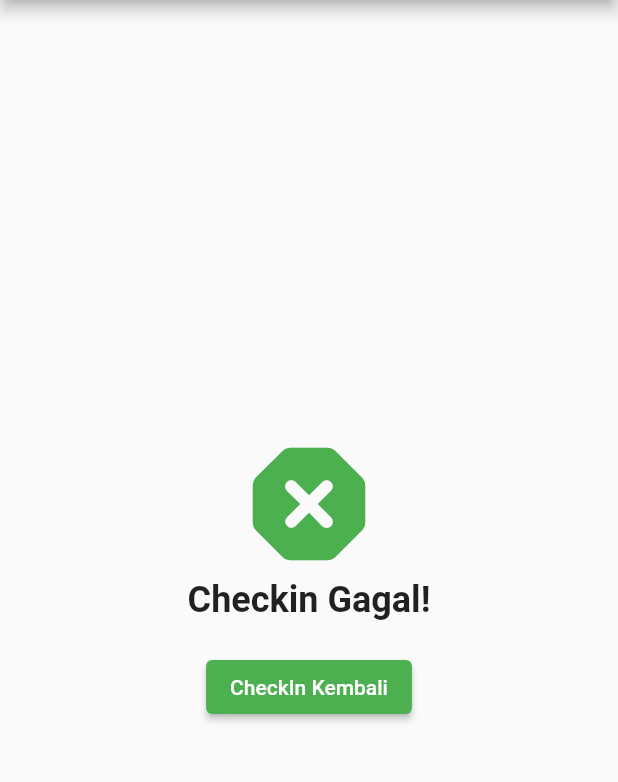
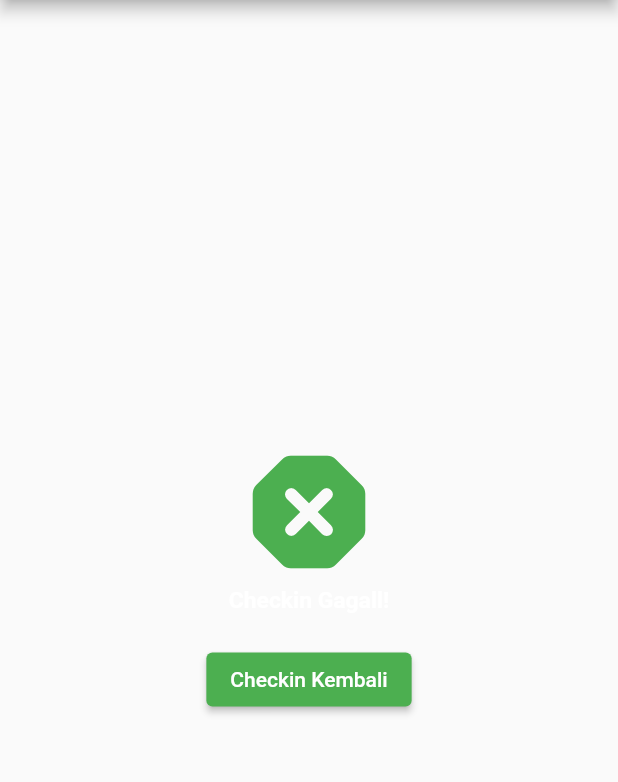
Before and after one commit to alexisngaing/ugd-d-4-hospital, a Flutter app: the HalamanGagalCheckIn screen opened directly, on a phone screen of 412 x 824 dp, the part 84-866 px from its top. Run offline on Flutter 3.47's test engine with Material 2 defaults, Android fonts, the phone set to English and light mode, and no system bars; our stand-ins replace barcode_widget, flutter_tts, fluttertoast, geocoding, geolocator, grouped_list and 8 more; missing offline and left inert: qr_code_scanner; accounts and stored records are empty.

Commit message:
Kurang responsive sizer di geolocator

```diff
--- a/lib/View/CheckIn/checkin_gagal.dart
+++ b/lib/View/CheckIn/checkin_gagal.dart
@@ -1,5 +1,6 @@
 import 'package:flutter/material.dart';
 import 'package:ugd_4_hospital/View/CheckIn/check_in.dart';
+import 'package:responsive_sizer/responsive_sizer.dart';
 
 class HalamanGagalCheckIn extends StatelessWidget {
   @override
@@ -18,11 +19,18 @@ class HalamanGagalCheckIn extends StatelessWidget {
               size: 100.0,
               color: Colors.green,
             ),
-            const Text(
-              'Checkin Gagal!',
-              style: TextStyle(fontSize: 24.0, fontWeight: FontWeight.bold),
+            DefaultTextStyle(
+              style: TextStyle(
+                fontSize: 16.sp,
+                fontWeight: FontWeight.bold,
+              ),
+              child: const Text('Checkin Gagall!'),
             ),
-            const SizedBox(height: 20.0),
+            ResponsiveSizer(
+              builder: (context, sizingInformation, orientation) {
+                return SizedBox(height: 20.0);
+              },
+            ),
             ElevatedButton(
               onPressed: () {
                 pushToCheck(context);
@@ -30,7 +38,7 @@ class HalamanGagalCheckIn extends StatelessWidget {
               style: ElevatedButton.styleFrom(
                 primary: Colors.green,
               ),
-              child: const Text('CheckIn Kembali'),
+              child: const Text('Checkin Kembali'),
             ),
           ],
         ),
--- a/pubspec.yaml
+++ b/pubspec.yaml
@@ -31,6 +31,7 @@ dependencies:
   sqflite: ^2.2.6
   url_launcher: ^6.1.10
   uuid: ^4.2.1
+  responsive_sizer: ^3.2.0
 
 dev_dependencies:
   flutter_lints: ^2.0.0
```
Also changed, not shown: lib/View/CheckIn/check_in.dart (+20 -5 lines), lib/View/CheckIn/checkin_berhasil.dart (+12 -4 lines), pubspec.lock, 7 other files.
